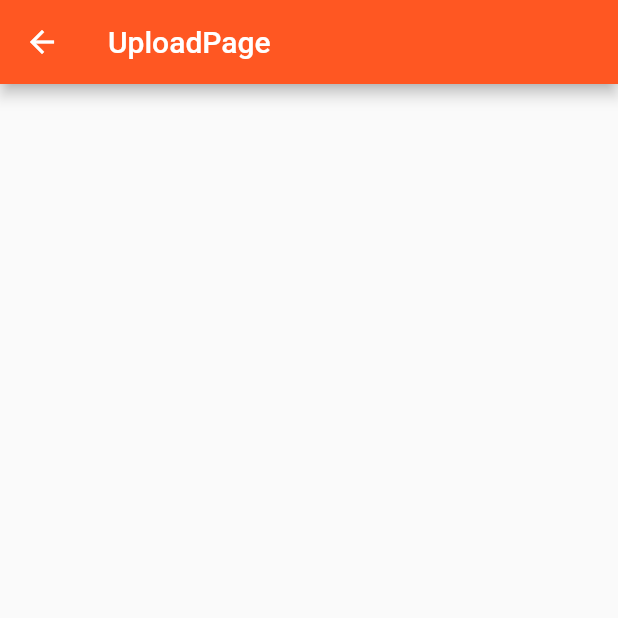
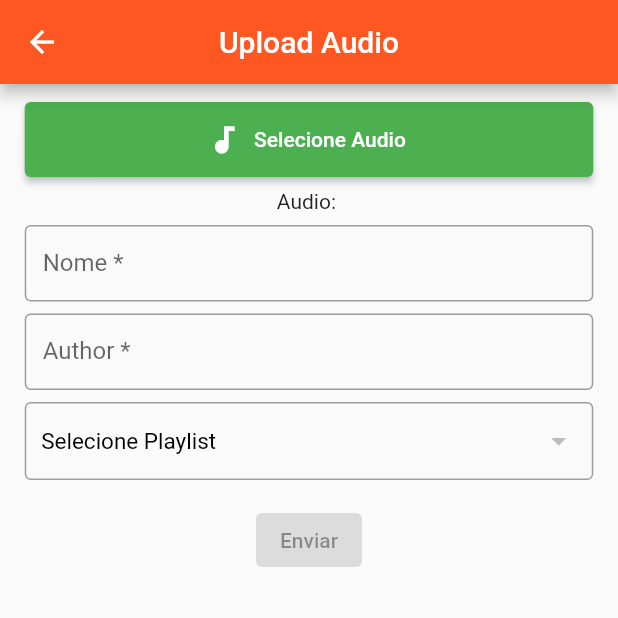
Before and after one commit to hansmboron/hmb-player, a Flutter app: the UploadPage screen opened by its route, on a phone screen of 412 x 824 dp, the top half of it. Run offline on Flutter 3.47's test engine with Material 2 defaults, Android fonts, the phone set to English and light mode, and no system bars; our stand-ins replace audioplayers, cached_network_image, cloud_firestore, file_picker, firebase_auth, firebase_core and 5 more; accounts and stored records are empty.

Commit message:
upload audios to storage

```diff
--- a/lib/models/audio_model.dart
+++ b/lib/models/audio_model.dart
@@ -15,7 +15,7 @@ class AudioModel {
 
   Map<String, dynamic> toMap() {
     return {
-      'id': id,
+      // 'id': id,
       'title': title,
       'audio': audio,
       'author': author,
--- /dev/null
+++ b/lib/models/playlist_model.dart
@@ -0,0 +1,27 @@
+import 'package:cloud_firestore/cloud_firestore.dart';
+
+class PlaylistModel {
+  String? id;
+  String? title;
+  String? icon;
+
+  PlaylistModel({
+    this.id,
+    this.title,
+    this.icon,
+  });
+
+  Map<String, dynamic> toMap() {
+    return {
+      'id': id,
+      'title': title,
+      'icon': icon,
+    };
+  }
+
+  PlaylistModel.fromDocument(DocumentSnapshot doc) {
+    id = doc.id;
+    title = doc.get('title');
+    icon = doc.get('icon');
+  }
+}
--- a/lib/modules/home/home_controller.dart
+++ b/lib/modules/home/home_controller.dart
@@ -30,7 +30,7 @@ class HomeController extends GetxController {
       case 'Configurações':
         Get.toNamed('/settings');
         break;
-      case 'Abrir Local':
+      case 'Abrir Audio':
         Get.toNamed('/home/local');
         break;
       case 'Sair':
--- a/lib/modules/home/home_page.dart
+++ b/lib/modules/home/home_page.dart
@@ -36,8 +36,7 @@ class HomePage extends GetView<HomeController> {
           PopupMenuButton<String>(
             onSelected: controller.handleClick,
             itemBuilder: (BuildContext context) {
-              return {'Abrir Local', 'Configurações', 'Sair'}
-                  .map((String choice) {
+              return {'Abrir Audio', 'Sair'}.map((String choice) {
                 return PopupMenuItem<String>(
                   value: choice,
                   child: Text(choice),
--- a/lib/modules/upload/upload_controller.dart
+++ b/lib/modules/upload/upload_controller.dart
@@ -1,3 +1,93 @@
+import 'dart:developer';
+import 'dart:io';
+
+import 'package:file_picker/file_picker.dart';
+import 'package:flutter/material.dart';
 import 'package:get/get.dart';
+import 'package:hmbplayer/core/mixins/loader_mixin.dart';
+import 'package:hmbplayer/core/mixins/mesages_mixin.dart';
+import 'package:hmbplayer/models/audio_model.dart';
+import 'package:hmbplayer/models/playlist_model.dart';
+import 'package:hmbplayer/services/home/home_service.dart';
 
-class UploadController extends GetxController {}
+class UploadController extends GetxController with LoaderMixin, MessagesMixin {
+  final HomeService _homeService;
+  final loading = false.obs;
+  final message = Rxn<MessageModel>();
+  RxString playSelected = 'Rock'.obs;
+  RxList<PlaylistModel?> playlists = RxList();
+  RxString audioSelected = ''.obs;
+
+  final nameEC = TextEditingController();
+  final authorEC = TextEditingController();
+  File? file;
+
+  UploadController({
+    required HomeService homeService,
+  }) : _homeService = homeService;
+
+  @override
+  void onInit() async {
+    loaderListener(loading);
+    messageListener(message);
+    playlists.value = await _homeService.getPlaylists();
+    super.onInit();
+  }
+
+  Future<void> pickAudio() async {
+    FilePickerResult? result = await FilePicker.platform.pickFiles(
+      allowMultiple: true,
+      type: FileType.audio,
+      dialogTitle: "Selecione audios",
+    );
+
+    if (result != null) {
+      file = File(result.files.single.path!);
+      String fileName = result.files.first.name;
+      audioSelected.value = fileName;
+      nameEC.text = fileName;
+      authorEC.text = fileName;
+      log(audioSelected.value);
+    } else {
+      message(
+        MessageModel(
+          title: 'Erro!',
+          message: 'Nenhum arquivo selecionado!',
+          type: MessageType.error,
+        ),
+      );
+    }
+  }
+
+  Future<void> addAudio(AudioModel audioModel) async {
+    loading.value = true;
+    await _homeService.addAudio(
+        audioModel: audioModel,
+        file: file!,
+        playlistName: playSelected.value,
+        onFail: () {
+          log('fail');
+          loading.value = false;
+          message(
+            MessageModel(
+                title: 'Erro',
+                message: 'Erro ao enviar arquivo',
+                type: MessageType.error),
+          );
+        },
+        onSuccess: () {
+          log('success');
+          loading.value = false;
+          message(
+            MessageModel(
+                title: 'Sucesso',
+                message: 'Enviado com sucesso',
+                type: MessageType.info),
+          );
+        });
+
+    nameEC.text = '';
+    authorEC.text = '';
+    audioSelected.value = '';
+  }
+}
--- a/lib/modules/upload/upload_page.dart
+++ b/lib/modules/upload/upload_page.dart
@@ -1,17 +1,127 @@
 import 'package:get/get.dart';
 import 'package:flutter/material.dart';
+import 'package:hmbplayer/models/audio_model.dart';
 import './upload_controller.dart';
+import 'widgets/dropdown_widget.dart';
 
 class UploadPage extends GetView<UploadController> {
-  const UploadPage({Key? key}) : super(key: key);
+  UploadPage({Key? key}) : super(key: key);
+  final _formKey = GlobalKey<FormState>();
 
   @override
   Widget build(BuildContext context) {
+    Size _size = MediaQuery.of(context).size;
     return Scaffold(
       appBar: AppBar(
-        title: const Text('UploadPage'),
+        title: const Text('Upload Audio'),
+        centerTitle: true,
       ),
-      body: Container(),
+      body: SingleChildScrollView(
+        physics: const BouncingScrollPhysics(),
+        padding:
+            EdgeInsets.symmetric(vertical: 12, horizontal: _size.width * 0.04),
+        child: Form(
+          key: _formKey,
+          child: Column(
+            children: [
+              SizedBox(
+                height: 50,
+                width: double.maxFinite,
+                child: ElevatedButton.icon(
+                  icon: const Icon(Icons.audiotrack),
+                  onPressed: controller.pickAudio,
+                  label: const Text('Selecione Audio'),
+                  style: ButtonStyle(
+                    backgroundColor: MaterialStateProperty.all(Colors.green),
+                  ),
+                ),
+              ),
+              const SizedBox(height: 8),
+              Obx(() => Text("Audio: ${controller.audioSelected.value}")),
+              const SizedBox(height: 8),
+              TextFormField(
+                controller: controller.nameEC,
+                autocorrect: true,
+                maxLength: 100,
+                decoration: InputDecoration(
+                  counterText: '',
+                  labelText: 'Nome *',
+                  border: const OutlineInputBorder(),
+                  focusedBorder: OutlineInputBorder(
+                    borderSide: BorderSide(
+                      color: context.theme.primaryColor,
+                      width: 2.0,
+                    ),
+                  ),
+                  isDense: true,
+                ),
+              ),
+              const SizedBox(height: 8),
+              TextFormField(
+                controller: controller.authorEC,
+                autocorrect: true,
+                maxLength: 100,
+                decoration: InputDecoration(
+                  counterText: '',
+                  labelText: 'Author *',
+                  border: const OutlineInputBorder(),
+                  focusedBorder: OutlineInputBorder(
+                    borderSide: BorderSide(
+                      color: context.theme.primaryColor,
+                      width: 2.0,
+                    ),
+                  ),
+                  isDense: true,
+                ),
+              ),
+              const SizedBox(height: 8),
+              Obx(
+                () => DropdownWidget(
+                  onChanged: (value) {
+                    controller.playSelected.value = value!;
+                  },
+                  value: controller.playSelected.value,
+                  items: controller.playlists.map(
+                    (p) {
+                      return DropdownMenuItem<String>(
+                        child: Text(
+                          p?.title ?? '',
+                          style: const TextStyle(
+                            color: Colors.black,
+                          ),
+                        ),
+                        value: p?.id ?? '',
+                        onTap: () {
+                          controller.playSelected.value = p?.id ?? 'Rock';
+                        },
+                      );
+                    },
+                  ).toList(),
+                  hint: 'Selecione Playlist',
+                ),
+              ),
+              const SizedBox(height: 16),
+              Obx(
+                () => ElevatedButton(
+                  onPressed: controller.audioSelected.value == ''
+                      ? null
+                      : () {
+                          FocusScope.of(context).unfocus();
+                          if (_formKey.currentState!.validate()) {
+                            AudioModel audio = AudioModel(
+                              title: controller.nameEC.text,
+                              author: controller.authorEC.text,
+                            );
+                            controller.addAudio(audio);
+                          }
+                        },
+                  child: const Text('Enviar'),
+                ),
+              ),
+            ],
+          ),
+        ),
+      ),
     );
   }
 }
--- /dev/null
+++ b/lib/modules/upload/widgets/dropdown_widget.dart
@@ -0,0 +1,47 @@
+import 'package:flutter/material.dart';
+
+class DropdownWidget extends StatelessWidget {
+  final Function(String?)? onChanged;
+  final Function()? onTap;
+  final String hint;
+  final String value;
+  final List<DropdownMenuItem<String>>? items;
+  final Color? dropdownColor;
+
+  const DropdownWidget(
+      {Key? key,
+      required this.onChanged,
+      this.hint = '',
+      required this.value,
+      required this.items,
+      this.dropdownColor,
+      this.onTap})
+      : super(key: key);
+
+  @override
+  Widget build(BuildContext context) {
+    return Container(
+      height: 52.0,
+      padding: const EdgeInsets.symmetric(horizontal: 10.0),
+      decoration: BoxDecoration(
+        border: Border.all(color: Colors.grey),
+        borderRadius: BorderRadius.circular(4),
+      ),
+      child: DropdownButton(
+        dropdownColor: dropdownColor,
+        underline: Container(height: 0),
+        hint: Text(
+          hint,
+          style: const TextStyle(color: Colors.black),
+        ),
+        style: const TextStyle(fontSize: 15),
+        isExpanded: true,
+        itemHeight: 60.0,
+        onChanged: onChanged,
+        onTap: onTap,
+        value: value,
+        items: items,
+      ),
+    );
+  }
+}
--- a/lib/routes/upload_routers.dart
+++ b/lib/routes/upload_routers.dart
@@ -8,7 +8,7 @@ class UploadRouters {
     GetPage(
       name: '/upload',
       binding: UploadBindings(),
-      page: () => const UploadPage(),
+      page: () => UploadPage(),
     ),
   ];
 }
--- a/pubspec.yaml
+++ b/pubspec.yaml
@@ -19,10 +19,12 @@ dependencies:
   firebase_auth: ^3.3.14
   firebase_core: ^1.14.1
   firebase_remote_config: ^2.0.4
+  firebase_storage: ^10.2.13
   flutter_lints: ^1.0.4
   get: ^4.6.1
   get_storage: ^2.0.3
   google_sign_in: ^5.3.0
+  uuid: ^3.0.6
 
 dev_dependencies:
   flutter_test:
```
Also changed, not shown: lib/modules/home/widgets/my_drawer_widget.dart (+11 -11 lines), lib/modules/playlist/playlist_controller.dart (+6 -4 lines), lib/modules/upload/upload_bindings.dart (+7 -1 lines), lib/repositories/home/home_repository.dart (+13 -0 lines), lib/repositories/home/home_repository_impl.dart (+56 -0 lines), lib/services/home/home_service.dart (+14 -0 lines), lib/services/home/home_service_impl.dart (+23 -0 lines), pubspec.lock.
